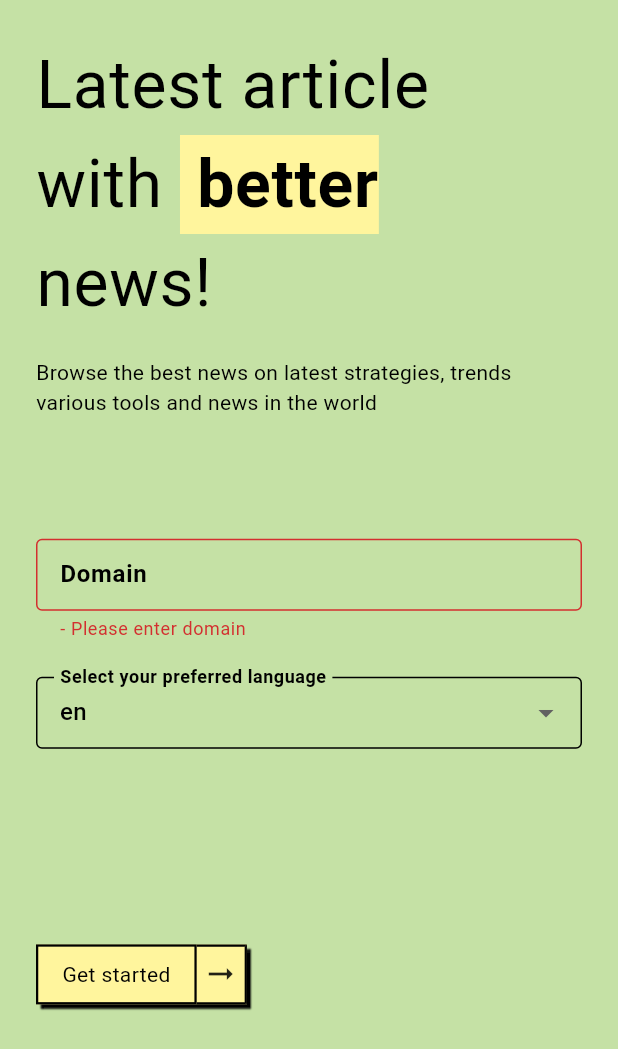
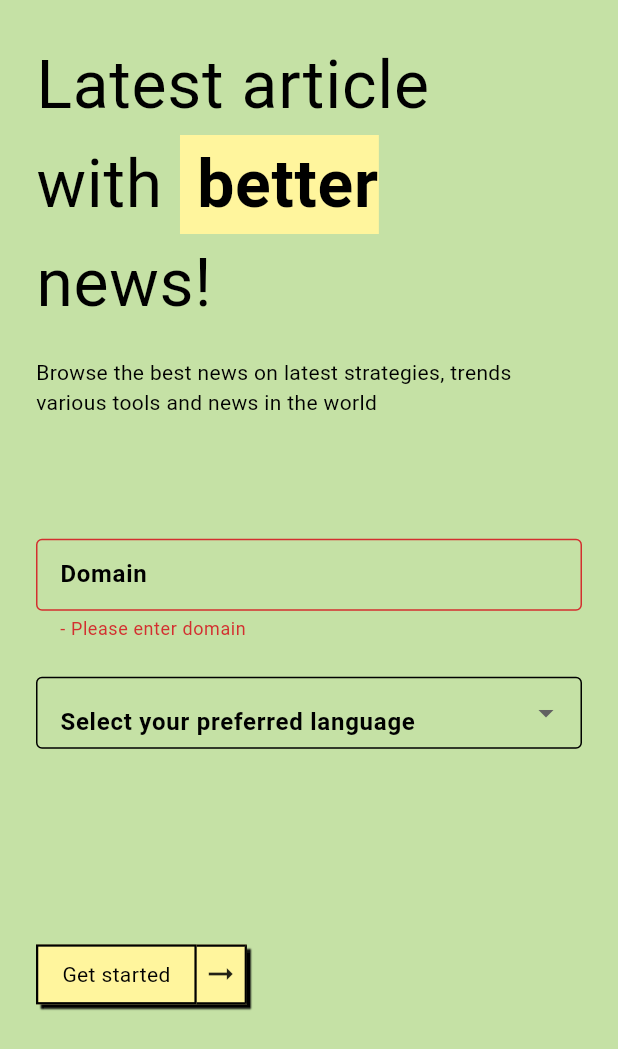
Before and after one commit to mahmuthanb/wordpress_flutter, a Flutter app: the screen it shows after launch, after a tap on "Get started", on a phone screen of 412 x 824 dp. Shown: the top 1049 px of the screen. Run offline on Flutter 3.47's test engine with Material 2 defaults, Android fonts, the phone set to English and light mode, and no system bars; our stand-ins replace animated_text_kit, bloc, cached_network_image, connectivity_plus, dio, flutter_bloc and 17 more; missing offline and left inert: route_map; generated files the repository leaves out were written again.

Commit message:
wellcome page language switcher

```diff
--- a/lib/app/presentation/wellcome/view/wellcome_page.dart
+++ b/lib/app/presentation/wellcome/view/wellcome_page.dart
@@ -1,6 +1,7 @@
 import 'package:flutter/material.dart';
 import 'package:flutter_bloc/flutter_bloc.dart';
 import 'package:route_map/route_map.dart';
+import 'package:wordpress_flutter/app/data/model/language/language_model.dart';
 import 'package:wordpress_flutter/app/presentation/home_page/home_page.dart';
 import 'package:wordpress_flutter/app/presentation/wellcome/cubit/wellcome_cubit.dart';
 import 'package:wordpress_flutter/app/router/router.routes.dart';
@@ -8,6 +9,7 @@
 import 'package:wordpress_flutter/core/res/decorations.dart';
 import 'package:wordpress_flutter/core/res/dimensions.dart';
 import 'package:wordpress_flutter/core/util/validator.dart';
+import 'package:flutter_gen/gen_l10n/app_localizations.dart';
 
 @RouteMap(name: "/")
 class WellcomePage extends BaseWidget<WellcomeCubit, WellcomeState> {
@@ -53,8 +55,9 @@
                   padding: const EdgeInsets.symmetric(
                     vertical: AppDimens.m,
                   ),
-                  child: const Text(
-                      "Browse the best news on latest strategies, trends various tools and news in the world"),
+                  child: Text(
+                    AppLocalizations.of(context).wellcomeSubtitle,
+                  ),
                 ),
                 const Spacer(flex: 1),
                 Form(
@@ -72,14 +75,23 @@
                   ),
                 ),
                 const SizedBox(height: AppDimens.l),
-                DropdownButtonFormField<Locale>(
+                DropdownButtonFormField<Language>(
                   decoration: AppDecorations.languageSelectorInputDecoration,
-                  value: viewModel.deviceLocale,
-                  items: viewModel.listOfLocales
+                  value: Language(1, "Türkçe", "🇹🇷", "tr"),
+                  items: [
+                    Language(1, "Türkçe", "🇹🇷", "tr"),
+                    Language(2, "English", "🇺🇸", "en"),
+                  ]
                       .map(
-                        (Locale e) => DropdownMenuItem<Locale>(
+                        (Language e) => DropdownMenuItem<Language>(
                           value: e,
-                          child: Text(e.languageCode),
+                          child: Row(
+                            mainAxisAlignment: MainAxisAlignment.spaceBetween,
+                            children: [
+                              Text(e.flag),
+                              Text(e.languageCode),
+                            ],
+                          ),
                         ),
                       )
                       .toList(),
--- a/lib/l10n/app_en.arb
+++ b/lib/l10n/app_en.arb
@@ -11,5 +11,7 @@
   "titleVersion":"Version",
   "titleBuildNumber":"Build number",
   "titleLocale":"Locale",
-  "titleTheme":"Theme"
+  "titleTheme":"Theme",
+  "wellcomeTitle":"Latest article with better news",
+  "wellcomeSubtitle":"Browse the best news on latest strategies, trends various tools and news in the world"
 }
--- a/lib/l10n/app_tr.arb
+++ b/lib/l10n/app_tr.arb
@@ -11,5 +11,7 @@
   "titleVersion":"Versiyon",
   "titleBuildNumber":"Build numarası",
   "titleLocale":"Yerel Dil",
-  "titleTheme":"Tema"
+  "titleTheme":"Tema",
+  "wellcomeTitle":" Güzel haberlerle en son makaleler",
+  "wellcomeSubtitle":"Dünyadaki en son stratejiler, trendler, çeşitli araçlar ve haberler hakkında en iyi haberlere göz atın"
 }
```
Also changed, not shown: lib/app/data/model/language/language_model.dart (added, +16 -0 lines).
